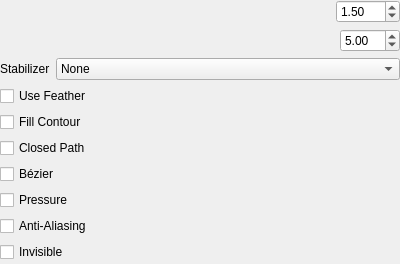
Old version of the form app/ui/strokeoptionswidget.ui in the repository MrStevns/pencil.
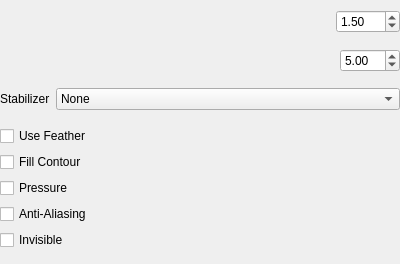
New version of the form. Custom widgets are drawn as their Qt base class.

Commit message:
Remove polyline tool from Stroketool WIP
Because it does not share any similar logic anymore.

Note that completing the polyline does not work in this commit.

What changed in the file:
```diff
--- a/app/ui/strokeoptionswidget.ui
+++ b/app/ui/strokeoptionswidget.ui
@@ -168,26 +168,6 @@
        </property>
       </widget>
      </item>
-     <item>
-      <widget class="QCheckBox" name="useClosedPathBox">
-       <property name="toolTip">
-        <string>Close Polyline path (hold Ctrl to temporarily invert)</string>
-       </property>
-       <property name="text">
-        <string>Closed Path</string>
-       </property>
-      </widget>
-     </item>
-     <item>
-      <widget class="QCheckBox" name="useBezierBox">
-       <property name="toolTip">
-        <string>Use Bézier curves to create curved lines</string>
-       </property>
-       <property name="text">
-        <string comment="Tool options">Bézier</string>
-       </property>
-      </widget>
-     </item>
      <item>
       <widget class="QCheckBox" name="usePressureBox">
        <property name="toolTip">
```
The commit also changes 11 other files.
